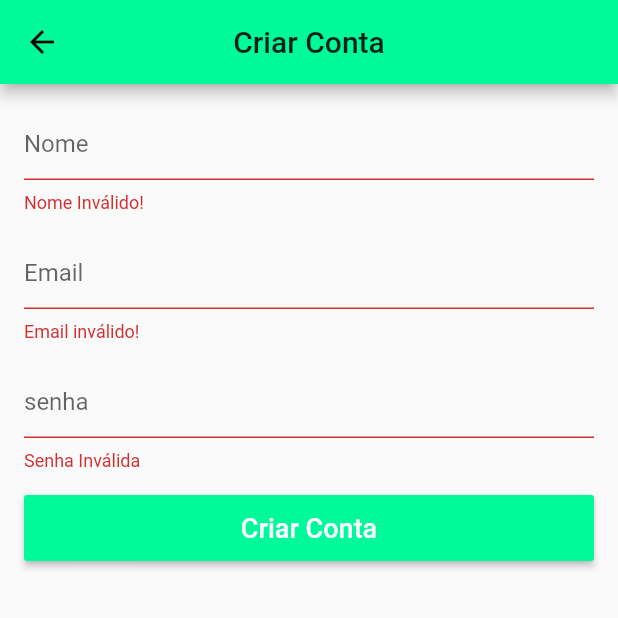
After one commit to Werisu/listaAnimada, a Flutter app: the SignUpScreen screen opened directly, after a tap on "Criar Conta", on a phone screen of 412 x 824 dp, the top half of it. The commit adds this screen. Run offline on Flutter 3.47's test engine with Material 2 defaults, Android fonts, the light colour scheme and no system bars; our stand-ins replace cloud_firestore, firebase_auth; accounts and stored records are empty; network calls fail.

Commit message:
Autenticando a criação de contas com firebase

```diff
--- /dev/null
+++ b/lib/screens/signup_screen.dart
@@ -0,0 +1,131 @@
+import 'package:flutter/material.dart';
+import 'package:listworkanimation/models/user_model.dart';
+import 'package:scoped_model/scoped_model.dart';
+
+class SignUpScreen extends StatefulWidget {
+  @override
+  _SignUpScreenState createState() => _SignUpScreenState();
+}
+
+class _SignUpScreenState extends State<SignUpScreen> {
+
+  final _nameController = TextEditingController();
+  final _emailController = TextEditingController();
+  final _passController = TextEditingController();
+
+  final _formaKey = GlobalKey<FormState>();
+  final _scaffolkey = GlobalKey<ScaffoldState>();
+
+  @override
+  Widget build(BuildContext context) {
+    return Scaffold(
+      key: _scaffolkey,
+      appBar: AppBar(
+        title: Text(
+          "Criar Conta"
+        ),
+        centerTitle: true,
+        backgroundColor: Theme.of(context).primaryColor,
+      ),
+      body: ScopedModelDescendant<UserModel>(
+        builder: (context, child, model) {
+          if(model.isLoading){
+            return Center(child: CircularProgressIndicator(),);
+          }
+          return Form(
+            key: _formaKey,
+            child: ListView(
+              padding: EdgeInsets.all(16.0),
+              children: <Widget>[
+                TextFormField(
+                  controller: _nameController,
+                  decoration: InputDecoration(
+                    hintText: "Nome"
+                  ),
+                  validator: (text){
+                    if(text.isEmpty) return "Nome Inválido!";
+                  },
+                ),
+                SizedBox(height: 16.0,),
+                TextFormField(
+                  controller: _emailController,
+                  decoration: InputDecoration(
+                      hintText: "Email"
+                  ),
+                  keyboardType: TextInputType.emailAddress,
+                  validator: (text){
+                    if(text.isEmpty || !text.contains("@")) return "Email inválido!";
+                  },
+                ),
+                SizedBox(height: 16.0,),
+                TextFormField(
+                  controller: _passController,
+                  decoration: InputDecoration(
+                    hintText: "senha"
+                  ),
+                  obscureText: true,
+                  validator: (text){
+                    if(text.isEmpty || text.length < 6)
+                      return "Senha Inválida";
+                  },
+                ),
+                SizedBox(height: 16.0,),
+                SizedBox(
+                  height: 44.0,
+                  child: RaisedButton(
+                    child: Text(
+                      "Criar Conta",
+                      style: TextStyle(
+                        fontSize: 18.0
+                      ),
+                    ),
+                    textColor: Colors.white,
+                    color: Theme.of(context).primaryColor,
+                    onPressed: (){
+                      if(_formaKey.currentState.validate()){
+
+                        Map<String, dynamic> userData = {
+                          "name": _nameController.text,
+                          "email": _emailController.text
+                        };
+
+                        model.signUp(
+                          userData: userData,
+                          pass: _passController.text,
+                          onSucess: _onSucess,
+                          onFail: _onFail
+                        );
+                      }
+                    },
+                  ),
+                )
+              ],
+            ),
+          );
+        },),
+    );
+  }
+
+  void _onSucess(){
+    _scaffolkey.currentState.showSnackBar(
+      SnackBar(
+        content: Text("Usuário criado com sucesso!"),
+        backgroundColor: Theme.of(context).primaryColor,
+        duration: Duration(seconds: 3),
+      )
+    );
+    Future.delayed(Duration(seconds: 2)).then((_){
+      Navigator.of(context).pop();
+    });
+  }
+
+  void _onFail(){
+    _scaffolkey.currentState.showSnackBar(
+      SnackBar(
+        content: Text("Falha ao criar usuário!"),
+        backgroundColor: Colors.redAccent,
+        duration: Duration(seconds: 3),
+      )
+    );
+  }
+}
```
Also changed, not shown: lib/main.dart (+18 -4 lines), lib/models/user_model.dart (added, +82 -0 lines), lib/screens/login/widgets/form_container.dart (+16 -1 lines), lib/screens/login/widgets/sign_up_botton.dart (+5 -2 lines), pubspec.yaml (+11 -0 lines), pubspec.lock, 3 other files.
